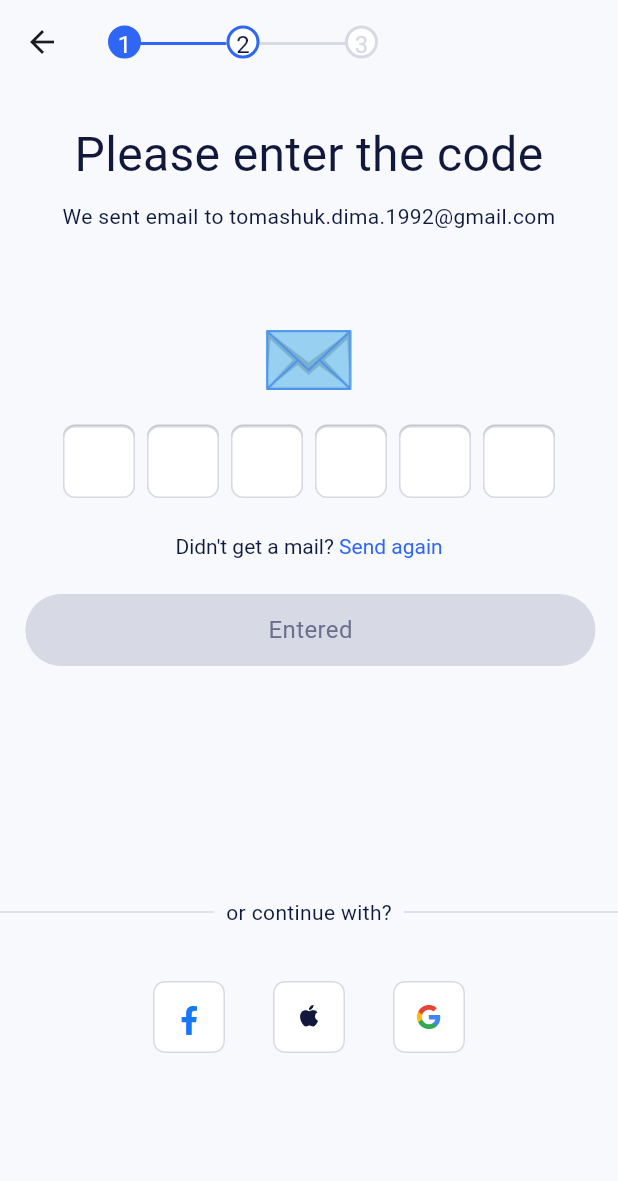
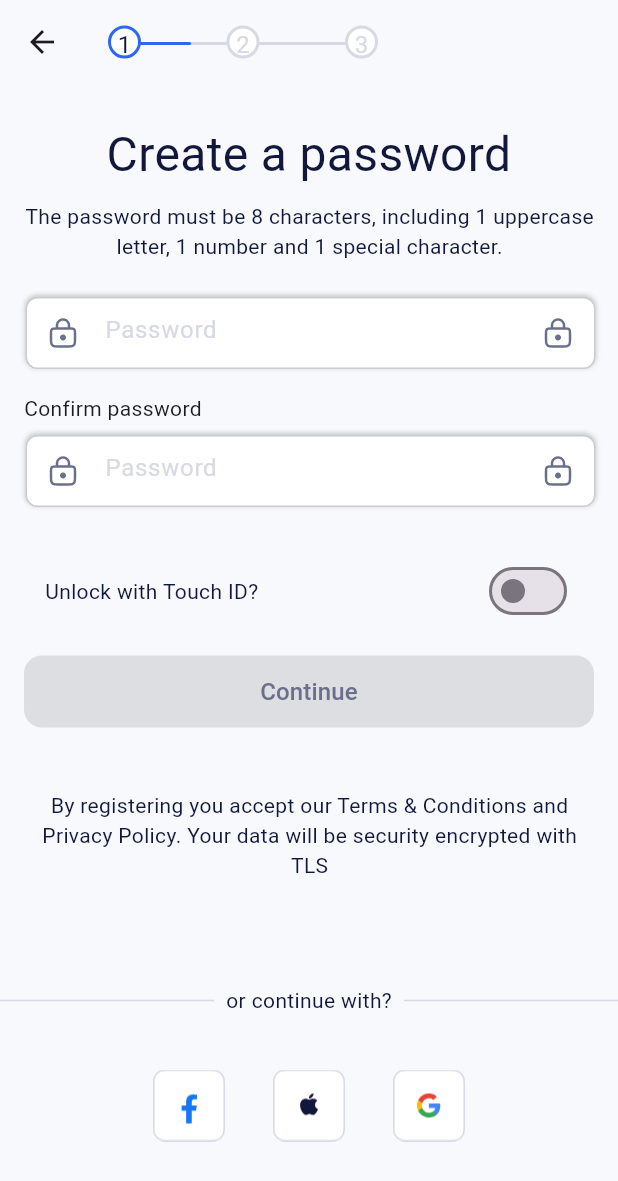
Before and after one commit to bai-93/binanceApp, a Flutter app: the screen it shows after launch, on a phone screen of 412 x 824 dp. Shown: the top 1181 px of the screen. Run offline on Flutter 3.47's test engine with Material 3 defaults, Android fonts, the phone set to English and light mode, and no system bars; our stand-ins replace adaptive_theme, bloc, dio, equatable, flutter_bloc, get_it and 5 more; generated files the repository leaves out were written again.

Commit message:
complete create password screen

```diff
--- a/lib/config/route/router.dart
+++ b/lib/config/route/router.dart
@@ -2,6 +2,7 @@ import 'package:go_router/go_router.dart';
 import 'package:flutter/material.dart';
 import 'package:sheker/presentation/pages/detail_info_page/graph_detail_main.dart';
 import 'package:sheker/presentation/pages/home_page/crypto_home_list_page.dart';
+import 'package:sheker/presentation/pages/login_page/create_password/create_password.dart';
 import 'package:sheker/presentation/pages/login_page/secondVersionloginScreen.dart';
 import 'package:sheker/presentation/pages/login_page/signUp/account_creation_verification.dart';
 import 'package:sheker/presentation/pages/login_page/signUp/add_mail.dart';
@@ -28,7 +29,7 @@ class AppRouter {
 
   GoRouter configRouter() {
     GoRouter goRouter = GoRouter(
-      initialLocation: '/sign_up/otp',
+      initialLocation: '/sign_up/create_password',
       navigatorKey: _rootNavigatorKey,
       routes: [
         GoRoute(
@@ -70,6 +71,12 @@ class AppRouter {
                 path: 'otp',
                 builder: (context, state) {
                   return const Otp();
+                },
+              ),
+              GoRoute(
+                path: 'create_password',
+                builder: (context, state) {
+                  return const CreatePassword();
                 },
               )
             ]),
--- /dev/null
+++ b/lib/presentation/pages/login_page/create_password/create_password.dart
@@ -0,0 +1,100 @@
+import 'package:flutter/material.dart';
+import 'package:sheker/component/verification_step.dart';
+import 'package:sheker/config/base_widgets/base_statefull.dart';
+import 'package:sheker/config/base_widgets/base_stateless.dart';
+import 'package:sheker/presentation/pages/login_page/create_password/password_content.dart';
+import 'package:sheker/utilities/app_colors.dart';
+
+class CreatePassword extends BaseScreen {
+  const CreatePassword({super.key});
+
+  @override
+  State<CreatePassword> createState() => _CreatePasswordState();
+}
+
+class _CreatePasswordState extends BaseScreenState<CreatePassword>
+    with BaseScreenMixin {
+  @override
+  bool isActiveBottomSocialApp() {
+    return true;
+  }
+
+  @override
+  Widget bottomSocialApp({onPress? facebook, onPress? apple, onPress? google}) {
+    return super.bottomSocialApp(
+      facebook: () {
+        debugPrint('facebook');
+      },
+      apple: () {
+        debugPrint('apple');
+      },
+      google: () {
+        debugPrint('google');
+      },
+    );
+  }
+
+  @override
+  AppBar? typeAppbar({AppbarType type = AppbarType.none}) {
+    return super.typeAppbar(type: AppbarType.custom);
+  }
+
+  @override
+  AppBar customAppbar() {
+    return AppBar(
+      clipBehavior: Clip.hardEdge,
+      surfaceTintColor: Colors.transparent,
+      backgroundColor: AppColors.backgroundWhiteTheme,
+      title: VerificationStep(
+        0.0,
+        0.24,
+      ),
+    );
+  }
+
+  @override
+  Widget body() {
+    return Column(
+      children: [
+        const SizedBox(height: 24.0),
+        Padding(
+            padding: const EdgeInsets.only(left: 16.0, right: 16.0),
+            child: Text(
+              'Create a password',
+              textAlign: TextAlign.center,
+              softWrap: true,
+              style: TextStyle(color: AppColors.text, fontSize: 32.0),
+            )),
+        const SizedBox(
+          height: 8.0,
+        ),
+        Padding(
+          padding: const EdgeInsets.only(left: 16.0, right: 15.0),
+          child: Text(
+            'The password must be 8 characters, including 1 uppercase letter, 1 number and 1 special character.',
+            softWrap: true,
+            textAlign: TextAlign.center,
+            style: TextStyle(color: AppColors.text, fontSize: 14.0),
+          ),
+        ),
+        const SizedBox(
+          height: 24.0,
+        ),
+        const PasswordContentField(),
+        const SizedBox(height: 42.0),
+        Padding(
+          padding: const EdgeInsets.only(left: 16.0, right: 15.0),
+          child: Text(
+            'By registering you accept our Terms & Conditions and Privacy Policy. Your data will be security encrypted with TLS',
+            softWrap: true,
+            textAlign: TextAlign.center,
+            style: TextStyle(color: AppColors.text),
+          ),
+        ),
+        const SizedBox(
+          height: 70.0,
+        )
+      ],
+    );
+  }
+}
--- /dev/null
+++ b/lib/presentation/pages/login_page/create_password/password_content.dart
@@ -0,0 +1,193 @@
+import 'package:flutter/material.dart';
+import 'package:sheker/utilities/app_colors.dart';
+import 'package:sheker/utilities/regex_pattern.dart';
+
+class PasswordContentField extends StatefulWidget {
+  const PasswordContentField({super.key});
+
+  @override
+  State<PasswordContentField> createState() => _PasswordContentFieldState();
+}
+
+class _PasswordContentFieldState extends State<PasswordContentField> {
+  TextEditingController passwordController = TextEditingController();
+  final _passwordForm = GlobalKey<FormState>();
+  TextEditingController passwordConfirmController = TextEditingController();
+  final _confirmForm = GlobalKey<FormState>();
+  final ValueNotifier<int> count = ValueNotifier(0);
+  bool isActiveButton = false;
+  bool isActiveSecuredPassword = false, isActiveSecuredPasswordConfirm = false;
+  bool isActiveBiometry = false;
+  @override
+  void initState() {
+    super.initState();
+    count.addListener(() {
+      validationCheck();
+    });
+  }
+
+  @override
+  void dispose() {
+    super.dispose();
+    count.dispose();
+  }
+
+  @override
+  Widget build(BuildContext context) {
+    return Column(
+      children: [
+        makeTextField(
+            passwordController, _passwordForm, isActiveSecuredPassword, () {
+          setState(() {
+            isActiveSecuredPassword = !isActiveSecuredPassword;
+          });
+        }),
+        const SizedBox(height: 16.0),
+        const Padding(
+          padding: EdgeInsets.only(left: 16.0),
+          child: Align(
+              alignment: Alignment.centerLeft,
+              child: Text(
+                'Confirm password',
+                textAlign: TextAlign.left,
+                style: TextStyle(fontSize: 14.0),
+              )),
+        ),
+        const SizedBox(height: 8.0),
+        makeTextField(passwordConfirmController, _confirmForm,
+            isActiveSecuredPasswordConfirm, () {
+          setState(() {
+            isActiveSecuredPasswordConfirm = !isActiveSecuredPasswordConfirm;
+          });
+        }),
+        const SizedBox(height: 16.0),
+        Padding(
+            padding: const EdgeInsets.only(left: 16.0, right: 16.0, top: 16.0),
+            child: Row(
+              children: [
+                const SizedBox(width: 14.0),
+                Text(
+                  'Unlock with Touch ID?',
+                  softWrap: true,
+                  textAlign: TextAlign.left,
+                  style: TextStyle(color: AppColors.text, fontSize: 14),
+                ),
+                const Spacer(),
+                Switch.adaptive(
+                    value: isActiveBiometry,
+                    splashRadius: 0.0,
+                    activeColor: AppColors.onboardingPrimary,
+                    onChanged: (value) {
+                      setState(() {
+                        isActiveBiometry = value;
+                      });
+                    }),
+                const SizedBox(width: 14.0),
+              ],
+            )),
+        const SizedBox(
+          height: 19.0,
+        ),
+        makeButton()
+      ],
+    );
+  }
+
+  void validationCheck() {
+    if (passwordController.text.length == 8 &&
+        passwordConfirmController.text.length == 8) {
+      if ((RegexPattern.passwordValidator(passwordController.text) &&
+              RegexPattern.passwordValidator(passwordConfirmController.text)) &&
+          passwordConfirmController.text == passwordController.text) {
+        setState(() {
+          isActiveButton = true;
+        });
+      }
+    } else {
+      setState(() {
+        isActiveButton = false;
+      });
+    }
+  }
+
+  Widget makeButton() {
+    return SizedBox(
+      height: 48.0,
+      width: MediaQuery.of(context).size.width - 32.0,
+      child: ElevatedButton(
+        onPressed: isActiveButton
+            ? () {
+                debugPrint('Continue button');
+              }
+            : null,
+        child: Text(
+          'Continue',
+          textAlign: TextAlign.center,
+          style: TextStyle(
+              color: isActiveButton ? AppColors.surface : AppColors.secondary,
+              fontSize: 16.0),
+        ),
+        style: ElevatedButton.styleFrom(
+            backgroundColor:
+                isActiveButton ? AppColors.onboardingPrimary : AppColors.otline,
+            shape: const RoundedRectangleBorder(
+                borderRadius: BorderRadius.all(Radius.circular(12)))),
+      ),
+    );
+  }
+
+  Widget makeTextField(
+      TextEditingController controller,
+      GlobalKey<FormState> formKey,
+      bool isActiveSecured,
+      void Function() callback) {
+    return Form(
+      key: formKey,
+      child: Padding(
+        padding: const EdgeInsets.only(left: 17.0, right: 15.0),
+        child: Container(
+          height: 48.0,
+          decoration: BoxDecoration(
+              color: AppColors.surface,
+              border: Border.all(
+                  color: isActiveButton
+                      ? AppColors.onboardingPrimary
+                      : AppColors.internalShadow),
+              boxShadow: [
+                BoxShadow(
+                    color: AppColors.internalShadow,
+                    blurRadius: 2.0,
+                    offset: const Offset(0.0, -0.9))
+              ],
+              borderRadius: const BorderRadius.all(Radius.circular(8.0))),
+          child: TextFormField(
+            onChanged: (value) {
+              count.value++;
+            },
+            obscureText: isActiveSecured,
+            obscuringCharacter: '*',
+            maxLength: 8,
+            controller: controller,
+            style: TextStyle(color: AppColors.text),
+            decoration: InputDecoration(
+                counterText: '',
+                prefixIcon: Image.asset(
+                    'lib/images/login/signup/lock_light.png',
+                    color:
+                        isActiveSecured ? AppColors.onboardingPrimary : null),
+                isDense: false,
+                border: InputBorder.none,
+                hintText: 'Password',
+                hintStyle: TextStyle(fontSize: 16.0, color: AppColors.otline),
+                suffixIcon: IconButton(
+                    onPressed: callback,
+                    icon: Image.asset(
+                      'lib/images/login/signup/lock_light.png',
+                      color: isActiveSecured ? Colors.green : null,
+                    ))),
+          ),
+        ),
+      ),
+    );
+  }
+}
--- a/lib/utilities/regex_pattern.dart
+++ b/lib/utilities/regex_pattern.dart
@@ -2,4 +2,10 @@ class RegexPattern {
   static bool emailValidator(String value) {
     return RegExp(r'^[\w-\.]+@[a-zA-Z]+\.[a-zA-Z]{2,}$').hasMatch(value);
   }
+
+  static bool passwordValidator(String value) {
+    return RegExp(
+            r'^(?=.*?[A-Z])(?=.*?[a-z])(?=.*?[0-9])(?=.*?[\W]).{8,}$')
+        .hasMatch(value);
+  }
 }
--- a/pubspec.yaml
+++ b/pubspec.yaml
@@ -35,7 +35,7 @@ dependencies:
   # The following adds the Cupertino Icons font to your application.
   # Use with the CupertinoIcons class for iOS style icons.
   cupertino_icons: ^1.0.2
-  flutter_bloc: ^8.1.3
+  flutter_bloc: ^8.1.4
   retrofit: ^4.0.2
   dio: ^5.3.3
   adaptive_theme: ^3.3.0
```
Also changed, not shown: lib/images/login/signup/1.5x/lock_light.png (added), lib/images/login/signup/1.5x/view_light.png (added), lib/images/login/signup/2.0x/lock_light.png (added), lib/images/login/signup/2.0x/view_light.png (added), lib/images/login/signup/3.0x/lock_light.png (added), lib/images/login/signup/3.0x/view_light.png (added), lib/images/login/signup/lock_light.png (added), lib/images/login/signup/view_light.png (added), pubspec.lock.
